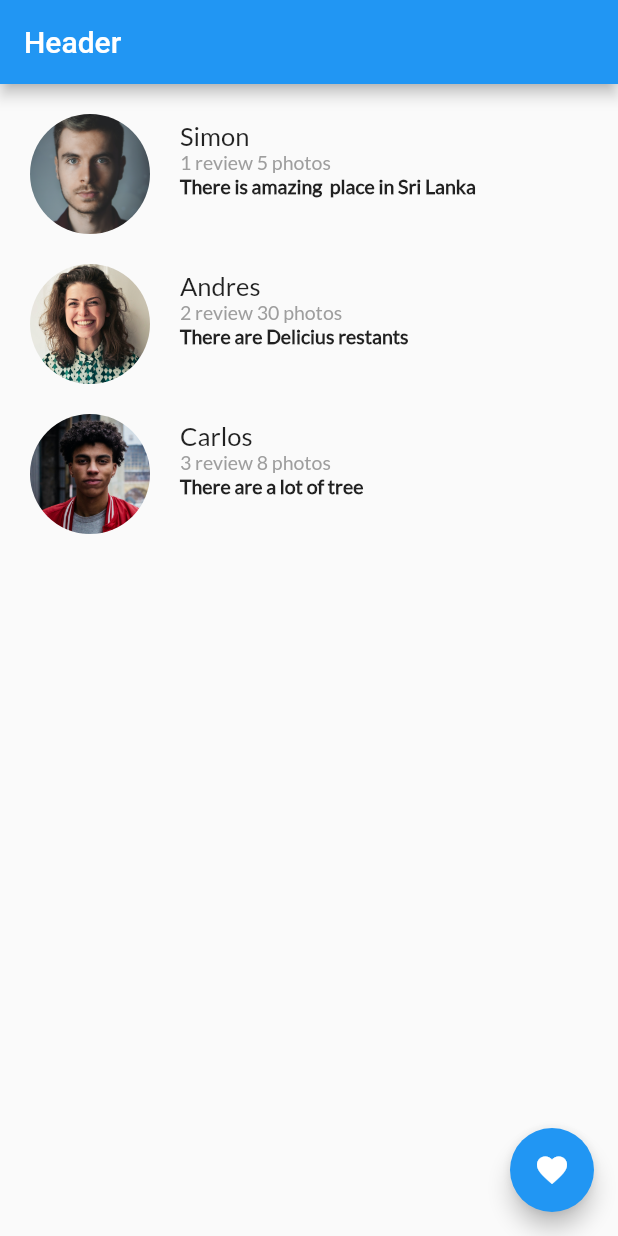
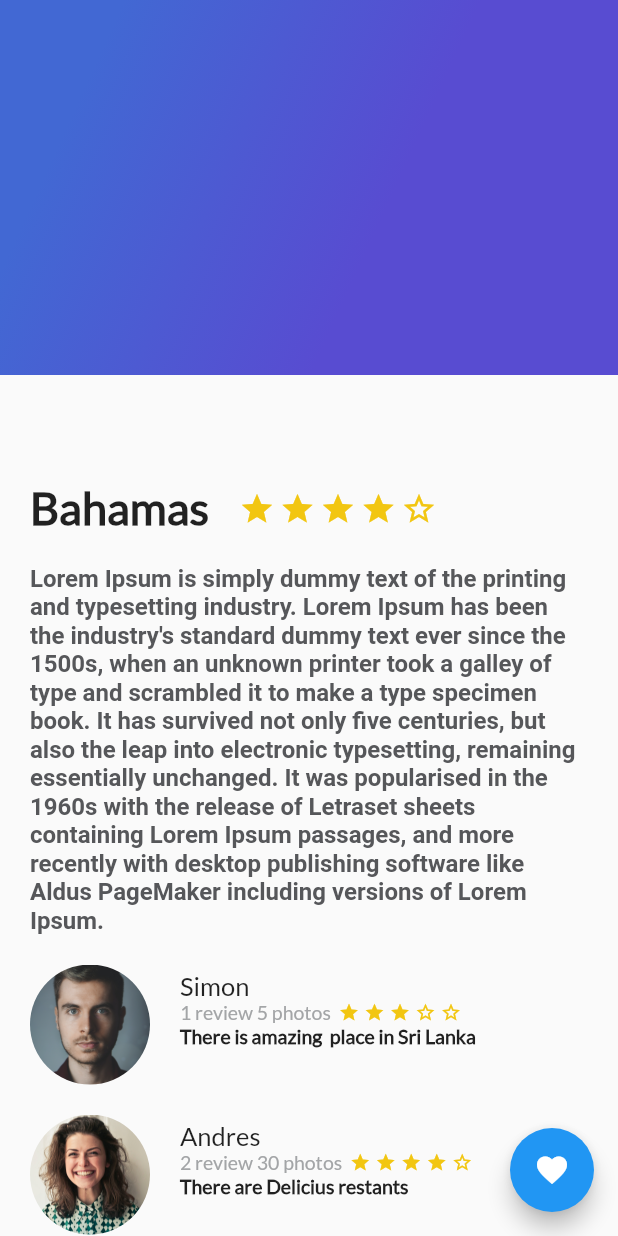
Before and after one commit to janerleonardo/FlutterBasic, a Flutter app: the screen it shows after launch, on a phone screen of 412 x 824 dp. Run offline on Flutter 3.47's test engine with Material 2 defaults, Android fonts, the phone set to English and light mode, and no system bars.

Commit message:
Delete AppBar

```diff
--- /dev/null
+++ b/lib/gradient_back.dart
@@ -0,0 +1,26 @@
+import 'package:flutter/material.dart';
+
+
+class GradientBack extends StatelessWidget {
+  @override
+  Widget build(Object context) {
+    // TODO: implement build
+    return Container(
+      height: 250.0,
+      decoration: BoxDecoration(
+        gradient: LinearGradient(
+          colors: [
+            Color(0xFF4268D3),
+            Color(0xFF584CD1)
+          ],
+          begin: FractionalOffset(0.2,0.0),
+          end: FractionalOffset(1.0, 0.6),
+          stops: [0.0,0.6],
+          tileMode: TileMode.clamp
+        )
+      ),
+    );
+
+  }
+
+}
--- a/lib/main.dart
+++ b/lib/main.dart
@@ -1,6 +1,7 @@
 import 'package:flutter/material.dart';
 import 'description_place.dart';
 import 'review_place_list.dart';
+import 'gradient_back.dart';
 void main() {
   runApp( MyApp());
 }
@@ -28,10 +29,23 @@ class MyApp extends StatelessWidget {
         primarySwatch: Colors.blue,
       ),
      home:  Scaffold(
-        appBar: AppBar(
-          title: Text("Header"),
+        body: Stack(
+          children: [
+            ListView(
+              children: [
+                  DescriptionPlace("Bahamas",4,stringDommy) ,
+                  ReviewPlaceList()
+              ],
+            ),
+            GradientBack()
+          ],
         ),
-        body: new ReviewPlaceList(),   //DescriptionPlace("Bahamas",4,stringDommy) ,
+        // Column(
+        //  children: [
+        //    DescriptionPlace("Bahamas",4,stringDommy) ,
+        //    ReviewPlaceList()
+        //  ],
+        //) ,//new ReviewPlaceList(),   //DescriptionPlace("Bahamas",4,stringDommy) ,
         floatingActionButton: FloatingActionButton(onPressed: () => 1+1 ,
           tooltip: "Button",
           child: Icon(Icons.favorite),
--- /dev/null
+++ b/lib/rating.dart
@@ -0,0 +1,48 @@
+import 'package:flutter/material.dart';
+
+class Rating extends StatelessWidget {
+  double stars;
+  double marginLeft;
+  double fontSize;
+
+  Rating(this.stars, this.marginLeft, this.fontSize);
+
+  Widget getStar(double star) {
+    var icon = Icons.star;
+
+    if (star == 0.5) {
+      icon = Icons.star_half;
+    } else if (star < 0.5) {
+      icon = Icons.star_border;
+    }
+    return Container(
+      margin: EdgeInsets.only(right: 3.0),
+      child: Icon(
+        icon,
+        color: Color(0xFFf2C611),
+        size: fontSize,
+      ),
+    );
+  }
+
+  Widget getRating(double stars) {
+    var list =  <Widget>[];
+
+    for (var n = 0; n < 5; n++) {
+      list.add(getStar(stars));
+      stars--;
+    }
+    return Container(
+      margin: EdgeInsets.only(left: marginLeft),
+      child: Row(
+        children: list,
+      ),
+    );
+  }
+
+  @override
+  Widget build(BuildContext context) {
+    // TODO: implement build
+    return getRating(stars);
+  }
+}
--- a/lib/review_place.dart
+++ b/lib/review_place.dart
@@ -1,4 +1,5 @@
 import 'package:flutter/material.dart';
+import 'rating.dart';
 
 
 class ReviewPlace extends StatelessWidget {
@@ -6,8 +7,9 @@ class ReviewPlace extends StatelessWidget {
   String name = "Jan3r";
   String details = "1 review 5 photos";
   String comment = "There is amazing  place in Sri Lanka";
+  double stars = 5;
 
-  ReviewPlace(this.pathImage, this.name,this.details,this.comment);
+  ReviewPlace(this.pathImage, this.name,this.details,this.comment,this.stars);
 
   @override
   Widget build(Object context) {
@@ -44,7 +46,7 @@ class ReviewPlace extends StatelessWidget {
         ),
    );
 
-    final userInfo = Container(
+ /*   final userInfo = Container(
       margin: EdgeInsets.only(
         left: 20.0
       ),
@@ -57,7 +59,24 @@ class ReviewPlace extends StatelessWidget {
           color: Colors.grey
         ) ,
         ),
-   );
+   ); */
+
+   final userInfo = Row(
+      children: <Widget>[
+        Container(
+          margin: EdgeInsets.only(left: 20.0),
+          child: Text(details,
+              textAlign: TextAlign.left,
+              style: TextStyle(
+                fontFamily: 'Lato',
+                fontSize: 13.0,
+                color: Color(0xFFa3a5a7),
+              )),
+        ),
+        Rating(stars, 5.0, 14.0)
+      ],
+    );
+
 
     final userComment = Container(
       margin: EdgeInsets.only(
--- a/lib/review_place_list.dart
+++ b/lib/review_place_list.dart
@@ -8,9 +8,9 @@ class ReviewPlaceList extends StatelessWidget {
     return Column(
         crossAxisAlignment: CrossAxisAlignment.start,
         children: <Widget> [
-          ReviewPlace("assets/img/simon.jpg", "Simon", "1 review 5 photos", "There is amazing  place in Sri Lanka"),
-          ReviewPlace("assets/img/andres.jpg", "Andres", "2 review 30 photos", "There are Delicius restants"),
-          ReviewPlace("assets/img/carlos.jpg", "Carlos", "3 review 8 photos", "There are a lot of tree "),
+          ReviewPlace("assets/img/simon.jpg", "Simon", "1 review 5 photos", "There is amazing  place in Sri Lanka",3),
+          ReviewPlace("assets/img/andres.jpg", "Andres", "2 review 30 photos", "There are Delicius restants",4),
+          ReviewPlace("assets/img/carlos.jpg", "Carlos", "3 review 8 photos", "There are a lot of tree ",5),
         ],
     );
 
```
